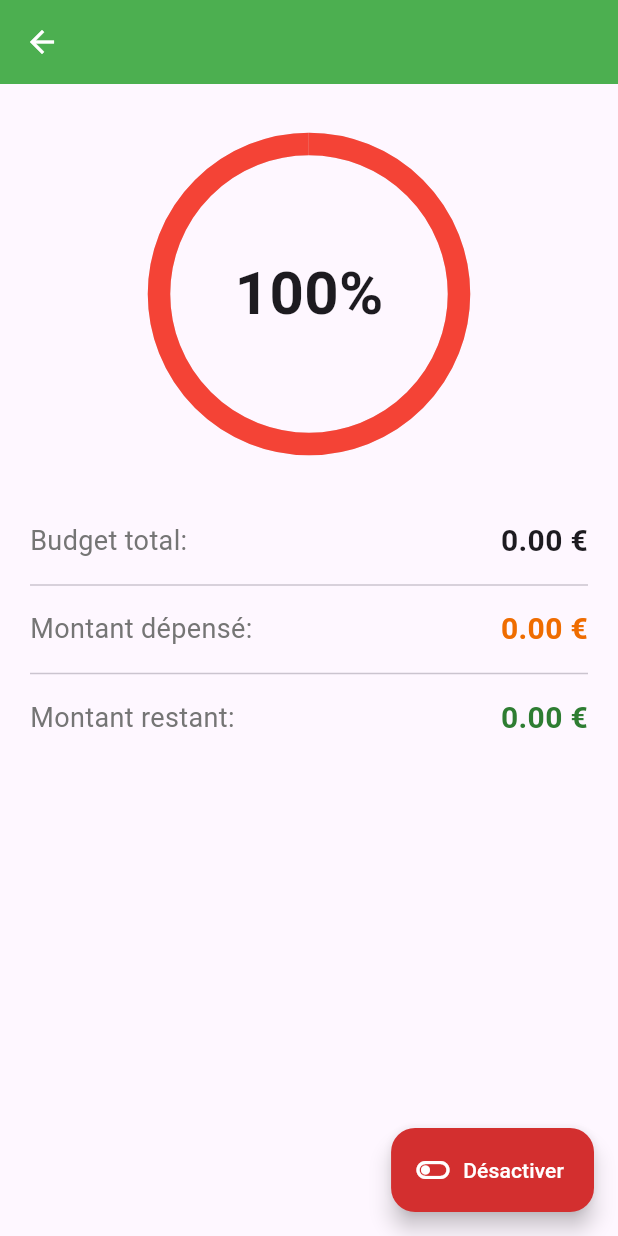
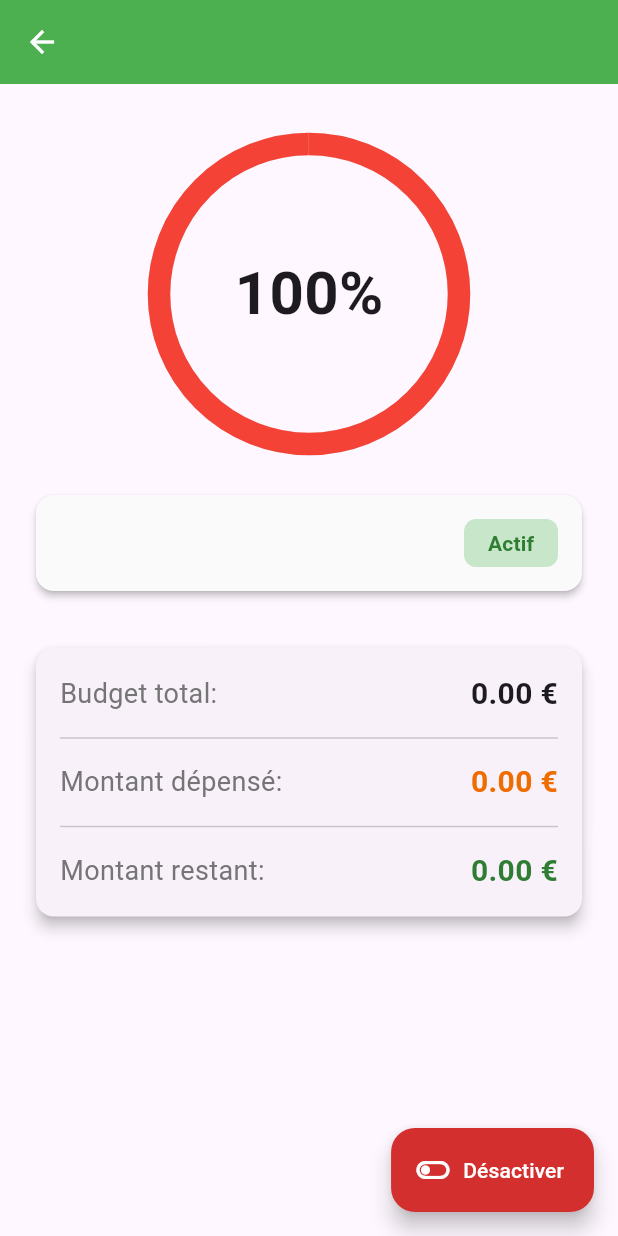
Before and after one commit to Panasoft94/FinanTrack, a Flutter app: the BudgetDetailScreen screen opened directly with empty values, on a phone screen of 412 x 824 dp. Run offline on Flutter 3.47's test engine with Material 3 defaults, Android fonts, the light colour scheme and no system bars; our stand-ins replace another_flushbar, dropdown_button2, local_auth, permission_handler, pie_chart, pinput and 1 more; accounts and stored records are empty.

Commit message:
Amelioration des interfaces utilisateurs

```diff
--- a/lib/screens/accounts/accounts_screen.dart
+++ b/lib/screens/accounts/accounts_screen.dart
@@ -260,7 +260,7 @@ class _AddOrEditAccountFormState extends State<_AddOrEditAccountForm> {
       _selectedType = widget.account!.type;
     } else {
       _selectedType = _accountTypes.first;
-      _currencyController.text = '€';
+      _currencyController.text = 'FCFA';
     }
   }
 
--- a/lib/screens/budgets/budget_detail_screen.dart
+++ b/lib/screens/budgets/budget_detail_screen.dart
@@ -71,14 +71,7 @@ class _BudgetDetailScreenState extends State<BudgetDetailScreen> {
 
     return Scaffold(
       appBar: AppBar(
-        title: Row(
-          mainAxisSize: MainAxisSize.min,
-          children: [
-            Icon(widget.budget.categoryIcon),
-            const SizedBox(width: 8),
-            Text(widget.budget.categoryName ?? widget.budget.name),
-          ],
-        ),
+        title: Text(widget.budget.name),
         centerTitle: true,
         backgroundColor: Colors.green,
         foregroundColor: Colors.white,
@@ -109,7 +102,42 @@ class _BudgetDetailScreenState extends State<BudgetDetailScreen> {
                 ],
               ),
             ),
-            const SizedBox(height: 50),
+            const SizedBox(height: 30),
+            Card(
+              elevation: 2,
+              color: Colors.grey[50],
+              shape: RoundedRectangleBorder(borderRadius: BorderRadius.circular(12)),
+              child: Padding(
+                padding: const EdgeInsets.symmetric(vertical: 8.0, horizontal: 16.0),
+                child: Row(
+                  children: [
+                    Expanded(
+                      child: Text(
+                        widget.budget.categoryName ?? 'Budget',
+                        style: const TextStyle(fontSize: 20, fontWeight: FontWeight.bold),
+                        overflow: TextOverflow.ellipsis,
+                      ),
+                    ),
+                    const SizedBox(width: 10),
+                    Chip(
+                      label: Text(_isActive ? 'Actif' : 'Inactif'),
+                      backgroundColor: _isActive ? Colors.green[100] : Colors.grey[200],
+                      labelStyle: TextStyle(color: _isActive ? Colors.green[800] : Colors.grey[800], fontWeight: FontWeight.bold),
+                      padding: const EdgeInsets.symmetric(horizontal: 8),
+                      side: BorderSide.none,
+                    ),
+                  ],
+                ),
+              ),
+            ),
+            const SizedBox(height: 30),
+            Card(
+              elevation: 4,
+              shape: RoundedRectangleBorder(borderRadius: BorderRadius.circular(12)),
+              child: Padding(
+                padding: const EdgeInsets.all(16.0),
+                child: Column(
+                  children: [
                     _buildDetailRow('Budget total:', '${widget.budget.amount.toStringAsFixed(2)} €', context),
                     const Divider(height: 30),
                     _buildDetailRow('Montant dépensé:', '${widget.budget.spentAmount.toStringAsFixed(2)} €', context, valueColor: Colors.orange[800]),
@@ -119,6 +147,10 @@ class _BudgetDetailScreenState extends State<BudgetDetailScreen> {
                       '${remaining.abs().toStringAsFixed(2)} €',
                       context,
                       valueColor: remaining >= 0 ? Colors.green[800] : Colors.red[800],
+                    ),
+                  ],
+                ),
+              ),
             ),
           ],
         ),
--- a/lib/screens/database/db_helper.dart
+++ b/lib/screens/database/db_helper.dart
@@ -125,7 +125,7 @@ class DbHelper{
     final List<Map<String, dynamic>> configs = await dbClient!.query(CONFIG_TABLE);
     if (configs.isEmpty) {
       final data = {
-        APP_NAME: 'Finan Track',
+        APP_NAME: 'FinanTrack',
         DEFAULT_LANGUAGE: 'Français',
         DEFAULT_YEAR: DateTime.now().year,
         SELECTED_DEVISE_ID: '1', // ID par défaut pour la devise
--- a/lib/screens/home/home_screen.dart
+++ b/lib/screens/home/home_screen.dart
@@ -37,7 +37,7 @@ class _HomeScreenState extends State<HomeScreen> with SingleTickerProviderStateM
           children: const [
             Icon(Icons.monetization_on),
             SizedBox(width: 8),
-            Text('Finan Track'),
+            Text('FinanTrack'),
           ],
         ),
         bottom: TabBar(
--- a/lib/screens/login.dart
+++ b/lib/screens/login.dart
@@ -149,7 +149,7 @@ class _LoginPageState extends State<LoginPage> {
     }
     if (enteredPin == _users[0]['user_pin'].toString() && _users[0]['acept_licence'] == 1) {
       _redirectionHome();
-      _showFlushbar("Nous vous souhaitons la bienvenue !", Colors.green);
+      _showFlushbar("Nous vous souhaitons la bienvenue !", Colors.blue);
     } else if (enteredPin == _users[0]['user_pin'].toString() && _users[0]['acept_licence'] == 0) {
       _redirectionLicence(usersId: _users[0]['user_id']);
     } else {
@@ -221,7 +221,7 @@ class _LoginPageState extends State<LoginPage> {
 
         if (authenticated && _users[0]['acept_licence'] == 1) {
           _redirectionHome();
-          _showFlushbar("Bienvenue 👋", Colors.green);
+          _showFlushbar("Bienvenue 👋", Colors.blue);
         } else if (authenticated && _users[0]['acept_licence'] == 0) {
           _redirectionLicence(usersId: _users[0]['user_id']);
         }
--- a/lib/screens/transactions/transactions_screen.dart
+++ b/lib/screens/transactions/transactions_screen.dart
@@ -228,7 +228,7 @@ class _TransactionsScreenState extends State<TransactionsScreen> {
       children: [
         Text(title, style: TextStyle(fontSize: 12, color: Colors.grey[600])),
         const SizedBox(height: 4),
-        Text('${amount.toStringAsFixed(2)} €', style: TextStyle(fontWeight: FontWeight.bold, color: color, fontSize: 15)),
+        Text('${amount.toStringAsFixed(2)} FCFA', style: TextStyle(fontWeight: FontWeight.bold, color: color, fontSize: 15)),
       ],
     );
   }
@@ -250,7 +250,7 @@ class _TransactionsScreenState extends State<TransactionsScreen> {
         leading: CircleAvatar(backgroundColor: categoryColor.withOpacity(0.2), child: Icon(icon, color: categoryColor, size: 24)),
         title: Text(transaction.description ?? transaction.categoryName ?? 'Transaction', style: const TextStyle(fontWeight: FontWeight.bold)),
         subtitle: Text(transaction.accountName ?? 'Compte non spécifié', style: TextStyle(color: Colors.grey[600])),
-        trailing: Text('${isExpense ? '-' : '+'} ${transaction.amount.toStringAsFixed(2)} €', style: TextStyle(fontWeight: FontWeight.bold, fontSize: 16, color: color)),
+        trailing: Text('${isExpense ? '-' : '+'} ${transaction.amount.toStringAsFixed(2)} FCFA', style: TextStyle(fontWeight: FontWeight.bold, fontSize: 16, color: color)),
       ),
     );
   }
```
Also changed, not shown: lib/screens/budgets/budgets_screen.dart (+12 -5 lines), lib/screens/reports/reports_screen.dart (+30 -18 lines). Lines whose indentation alone changed are shown as unchanged.
